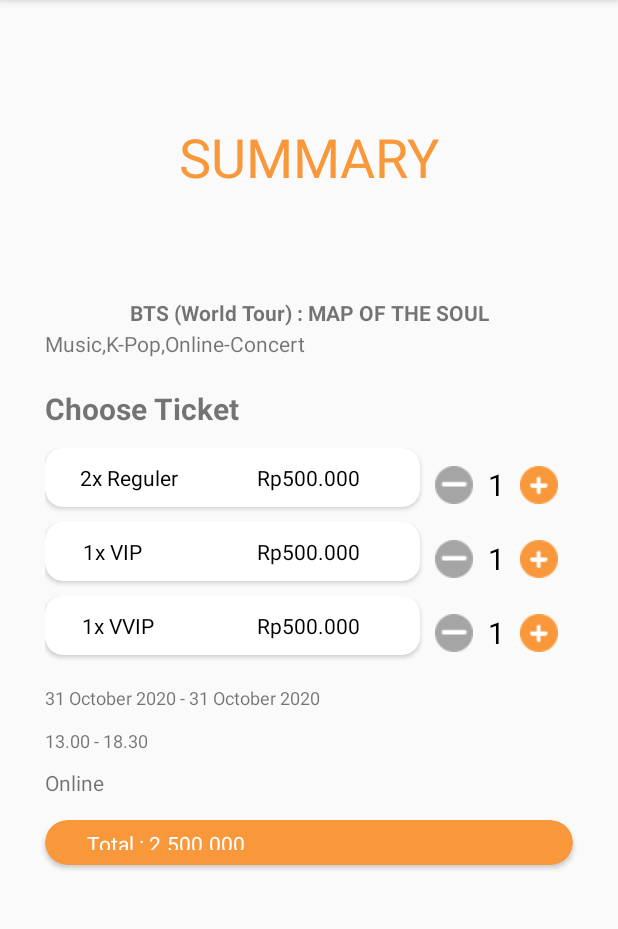
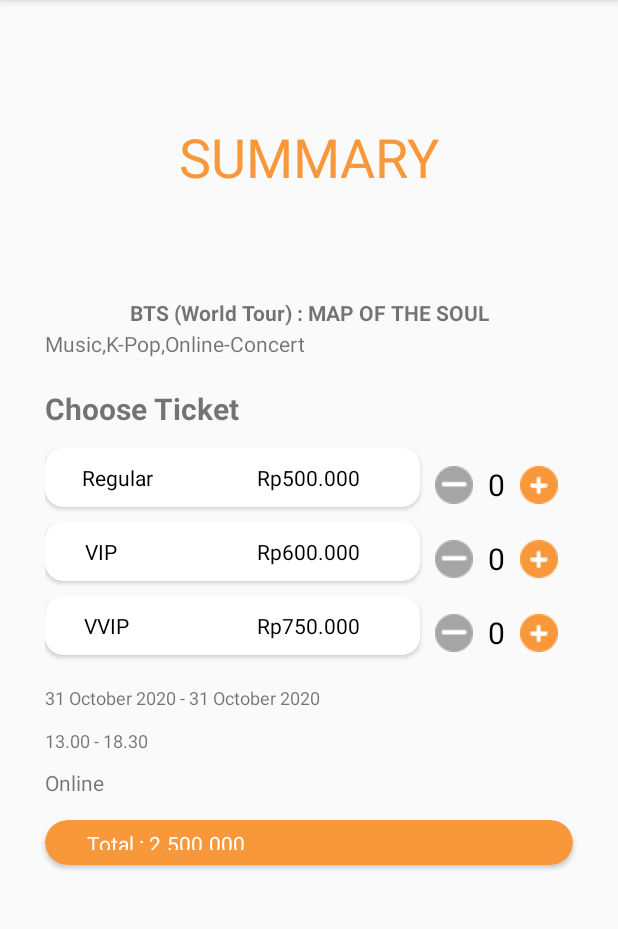
Before and after one commit to christoted/HackathonBNCC3.0, an Android app: the SummaryActivity screen opened directly, with no data from a screen before it, on a phone screen of 412 x 824 dp, the part 84-1013 px from its top. Run offline under Robolectric (Android 15) with nearby library versions, the phone set to English and light mode, and no system bars.

Commit message:
feat(Android) - Add Transaction Summary

```diff
--- a/app/src/main/AndroidManifest.xml
+++ b/app/src/main/AndroidManifest.xml
@@ -11,6 +11,9 @@
         android:roundIcon="@mipmap/ic_launcher_round"
         android:supportsRtl="true"
         android:theme="@style/AppTheme">
+        <activity android:name=".TransactionSummary"></activity>
+        <activity android:name=".TicketDetailActivity"></activity>
+        <activity android:name=".ShowAllTicketsActivity"></activity>
         <activity android:name=".Activity.SummaryActivity"></activity>
         <activity android:name=".Activity.RegisterActivity"></activity>
         <activity android:name=".Activity.LoginActivity"></activity>
--- a/app/src/main/res/layout/activity_summary.xml
+++ b/app/src/main/res/layout/activity_summary.xml
@@ -7,7 +7,7 @@
     tools:context=".Activity.SummaryActivity">
 
     <TextView
-        android:id="@+id/id_tv_summary_title"
+        android:id="@+id/id_txtView_TransactionSummary_eventName"
         android:layout_width="wrap_content"
         android:layout_height="wrap_content"
         android:layout_marginTop="70dp"
@@ -43,7 +43,7 @@
         app:layout_constraintTop_toBottomOf="@+id/linearLayout10">
 
         <TextView
-            android:id="@+id/textView10"
+            android:id="@+id/id_txtView_TransactionSummary_eventDate"
             android:layout_width="wrap_content"
             android:layout_height="wrap_content"
             android:layout_marginTop="10dp"
@@ -55,7 +55,7 @@
             app:layout_constraintTop_toBottomOf="@+id/recyclerView" />
 
         <TextView
-            android:id="@+id/textView12"
+            android:id="@+id/id_txtView_TransactionSummary_eventTime"
             android:layout_width="wrap_content"
             android:layout_height="wrap_content"
             android:layout_marginTop="12dp"
@@ -67,7 +67,7 @@
             app:layout_constraintTop_toBottomOf="@+id/textView10" />
 
         <TextView
-            android:id="@+id/textView13"
+            android:id="@+id/id_txtView_TransactionSummary_eventLocation"
             android:layout_width="wrap_content"
             android:layout_height="wrap_content"
             android:layout_marginTop="10dp"
@@ -103,12 +103,12 @@
                 android:textColor="@color/white"
                 android:textSize="14dp"
                 app:layout_constraintBottom_toBottomOf="parent"
-                app:layout_constraintEnd_toStartOf="@+id/id_tv_summary_order_total"
+                app:layout_constraintEnd_toStartOf="@+id/id_txtView_TransactionSummary_adminFee"
                 app:layout_constraintStart_toStartOf="parent"
                 app:layout_constraintTop_toTopOf="parent" />
 
             <TextView
-                android:id="@+id/id_tv_summary_order_total"
+                android:id="@+id/id_txtView_TransactionSummary_adminFee"
                 android:layout_width="wrap_content"
                 android:layout_height="20dp"
                 android:text="Total : 2.500.000"
@@ -147,10 +147,10 @@
         android:orientation="vertical"
         app:layout_constraintEnd_toEndOf="parent"
         app:layout_constraintStart_toStartOf="parent"
-        app:layout_constraintTop_toBottomOf="@+id/id_tv_summary_title">
+        app:layout_constraintTop_toBottomOf="@+id/id_txtView_TransactionSummary_eventName">
 
         <TextView
-            android:id="@+id/id_tv_summary_genre"
+            android:id="@+id/id_txtView_TransactionSummary_eventCategory"
             android:layout_width="wrap_content"
             android:layout_height="wrap_content"
             android:text="Music,K-Pop,Online-Concert"
@@ -220,7 +220,7 @@
                         android:id="@+id/id_tv_item_summary_type_ticket_reguler"
                         android:layout_width="wrap_content"
                         android:layout_height="wrap_content"
-                        android:text="2x Reguler"
+                        android:text="Regular"
                         android:textColor="@color/black"
                         android:textSize="14dp"
                         app:layout_constraintBottom_toBottomOf="parent"
@@ -242,11 +242,12 @@
                 android:src="@drawable/ic_btn_minus" />
 
             <TextView
+                android:id="@+id/id_tv_summary_count_number_regular"
                 android:layout_width="wrap_content"
                 android:layout_height="wrap_content"
                 android:layout_gravity="center_vertical"
                 android:layout_marginLeft="10dp"
-                android:text="1"
+                android:text="0"
                 android:textColor="@color/black"
                 android:textSize="20sp" />
 
@@ -282,7 +283,7 @@
                         android:layout_width="wrap_content"
                         android:layout_height="wrap_content"
                         android:layout_marginEnd="30dp"
-                        android:text="Rp500.000"
+                        android:text="Rp600.000"
                         android:textColor="@color/black"
                         android:textSize="14dp"
                         app:layout_constraintBottom_toBottomOf="parent"
@@ -296,7 +297,7 @@
                         android:id="@+id/id_tv_item_summary_type_ticket_vip"
                         android:layout_width="wrap_content"
                         android:layout_height="wrap_content"
-                        android:text="1x VIP"
+                        android:text="VIP"
                         android:textColor="@color/black"
                         android:textSize="14dp"
                         app:layout_constraintBottom_toBottomOf="parent"
@@ -318,11 +319,12 @@
                 android:src="@drawable/ic_btn_minus" />
 
             <TextView
+                android:id="@+id/id_tv_summary_count_number_vip"
                 android:layout_width="wrap_content"
                 android:layout_height="wrap_content"
                 android:layout_gravity="center_vertical"
                 android:layout_marginLeft="10dp"
-                android:text="1"
+                android:text="0"
                 android:textColor="@color/black"
                 android:textSize="20sp" />
 
@@ -358,7 +360,7 @@
                         android:layout_width="wrap_content"
                         android:layout_height="wrap_content"
                         android:layout_marginEnd="30dp"
-                        android:text="Rp500.000"
+                        android:text="Rp750.000"
                         android:textColor="@color/black"
                         android:textSize="14dp"
                         app:layout_constraintBottom_toBottomOf="parent"
@@ -372,7 +374,7 @@
                         android:id="@+id/id_tv_item_summary_type_ticket_vvip"
                         android:layout_width="wrap_content"
                         android:layout_height="wrap_content"
-                        android:text="1x VVIP"
+                        android:text="VVIP"
                         android:textColor="@color/black"
                         android:textSize="14dp"
                         app:layout_constraintBottom_toBottomOf="parent"
@@ -394,11 +396,12 @@
                 android:src="@drawable/ic_btn_minus" />
 
             <TextView
+                android:id="@+id/id_tv_summary_count_number_vvip"
                 android:layout_width="wrap_content"
                 android:layout_height="wrap_content"
                 android:layout_gravity="center_vertical"
                 android:layout_marginLeft="10dp"
-                android:text="1"
+                android:text="0"
                 android:textColor="@color/black"
                 android:textSize="20sp" />
 
```
Also changed, not shown: app/src/main/java/com/example/nontoninaja/Adapter/AdapterShowAll.java (+4 -4 lines), app/src/main/java/com/example/nontoninaja/TransactionSummary.java (+144 -5 lines).
